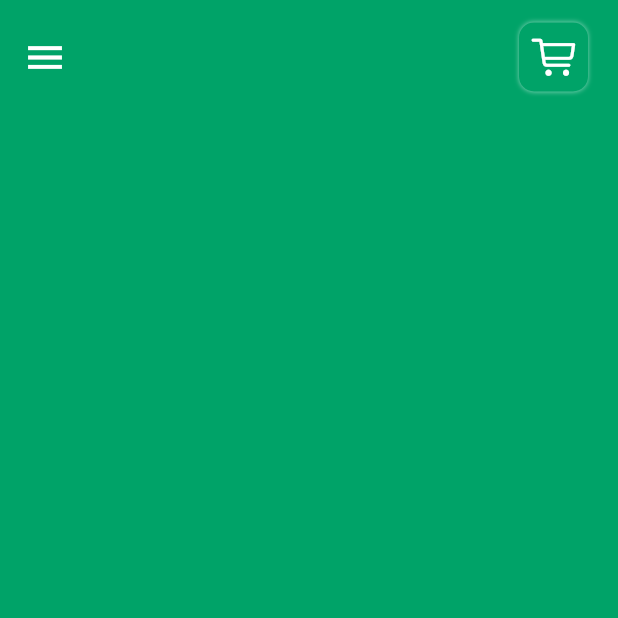
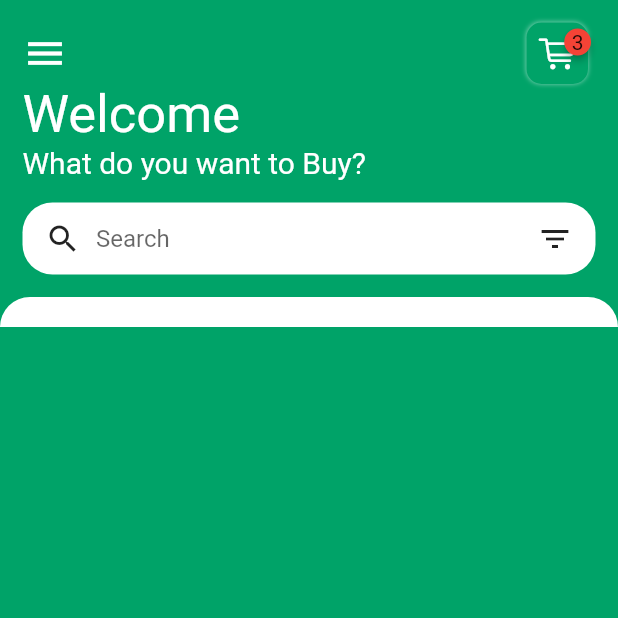
Before and after one commit to KHALMATOV-FARRUKH/grocery_store_app_ui, a Flutter app: the HomePage screen opened by its route, on a phone screen of 412 x 824 dp, the top half of it. Run offline on Flutter 3.47's test engine with Material 2 defaults, Android fonts, the phone set to English and light mode, and no system bars; drawn by our look-alikes of badges.

Commit message:
Created: categories_widget.dart
Signed-off-by: KHALMATOV-FARRUKH <khalmatov.farrukh@gmail.com>

```diff
--- a/lib/pages/home_page.dart
+++ b/lib/pages/home_page.dart
@@ -1,5 +1,7 @@
 import 'package:flutter/cupertino.dart';
 import 'package:flutter/material.dart';
+import 'package:badges/badges.dart' as badges;
+import 'package:grocery_store_app_ui/widgets/categories_widget.dart';
 
 class HomePage extends StatelessWidget {
   const HomePage({Key? key}) : super(key: key);
@@ -35,13 +37,74 @@ class HomePage extends StatelessWidget {
                     ),
                     child: InkWell(
                       onTap: () {},
-                      child: Icon(
-                        CupertinoIcons.cart,
-                        size: 30,
-                        color: Colors.white,
+                      child: badges.Badge(
+                        badgeContent: Text('3'),
+                        child: Icon(
+                          CupertinoIcons.cart,
+                          size: 25,
+                          color: Colors.white,
+                        ),
                       ),
                     ),
                   ),
+                ],
+              ),
+            ),
+            Container(
+              alignment: Alignment.centerLeft,
+              padding: EdgeInsets.symmetric(horizontal: 15),
+              child: Column(
+                crossAxisAlignment: CrossAxisAlignment.start,
+                children: [
+                  Text(
+                    "Welcome",
+                    style: TextStyle(fontSize: 35, color: Colors.white),
+                  ),
+                  Text(
+                    "What do you want to Buy?",
+                    style: TextStyle(fontSize: 20, color: Colors.white),
+                  ),
+                ],
+              ),
+            ),
+            Container(
+              margin: EdgeInsets.symmetric(horizontal: 15, vertical: 15),
+              padding: EdgeInsets.symmetric(horizontal: 15),
+              decoration: BoxDecoration(
+                color: Colors.white,
+                borderRadius: BorderRadius.circular(20),
+              ),
+              child: Row(
+                children: [
+                  Icon(Icons.search),
+                  Container(
+                    margin: EdgeInsets.only(left: 10),
+                    width: 250,
+                    child: TextFormField(
+                      decoration: InputDecoration(
+                        hintText: "Search",
+                        border: InputBorder.none,
+                      ),
+                    ),
+                  ),
+                  Spacer(),
+                  Icon(Icons.filter_list),
+                ],
+              ),
+            ),
+            Container(
+              padding: EdgeInsets.only(top: 20),
+              decoration: BoxDecoration(
+                color: Colors.white,
+                borderRadius: BorderRadius.only(
+                  topLeft: Radius.circular(30),
+                  topRight: Radius.circular(30),
+                ),
+              ),
+              child: Column(
+                mainAxisAlignment: MainAxisAlignment.start,
+                children: [
+                  CategoriesWidget(),
                 ],
               ),
             ),
--- /dev/null
+++ b/lib/widgets/categories_widget.dart
@@ -0,0 +1,10 @@
+import 'package:flutter/cupertino.dart';
+
+class CategoriesWidget extends StatelessWidget {
+  const CategoriesWidget({Key? key}) : super(key: key);
+
+  @override
+  Widget build(BuildContext context) {
+    return Container();
+  }
+}
--- a/pubspec.yaml
+++ b/pubspec.yaml
@@ -34,6 +34,9 @@ dependencies:
   # The following adds the Cupertino Icons font to your application.
   # Use with the CupertinoIcons class for iOS style icons.
   cupertino_icons: ^1.0.2
+  badges: ^3.0.2
+
+
 
 dev_dependencies:
   flutter_test:
```
Also changed, not shown: pubspec.lock.
